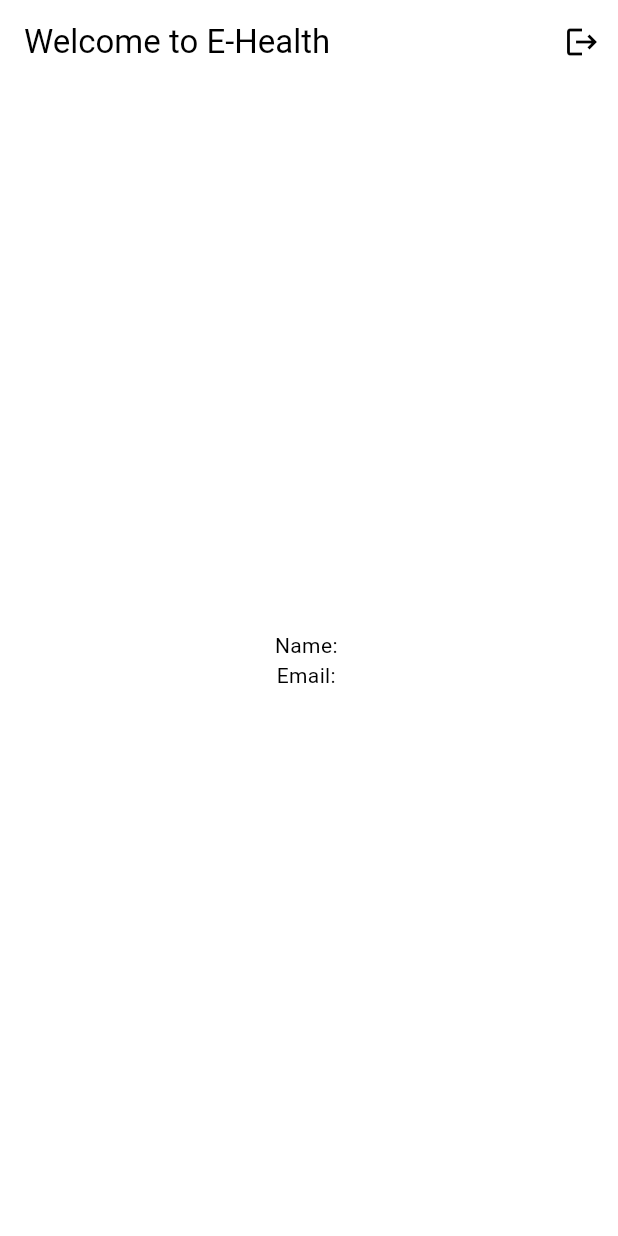
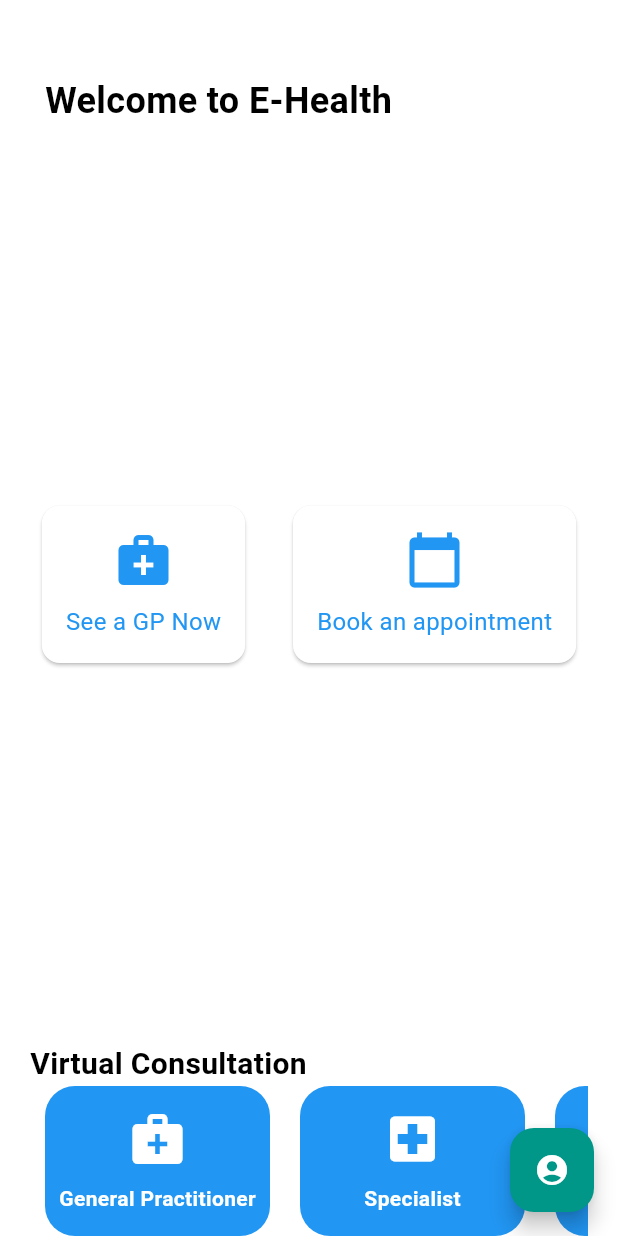
Before and after one commit to wimpzz/e_health, a Flutter app: the WelcomeScreenGoogle screen opened directly, on a phone screen of 412 x 824 dp. Run offline on Flutter 3.47's test engine with Material 3 defaults, Android fonts, the phone set to English and light mode, and no system bars; our stand-ins replace cloud_firestore, firebase_auth, firebase_core, google_sign_in; accounts and stored records are empty.

Commit message:
Initial Commit

```diff
--- a/lib/screens/welcome_google.dart
+++ b/lib/screens/welcome_google.dart
@@ -1,8 +1,7 @@
 import 'package:flutter/material.dart';
 import 'package:firebase_auth/firebase_auth.dart';
 import 'package:e_health/firebase_auth_service.dart';
-
-import 'login_screen.dart'; // Import your FirebaseAuthService file
+import 'login_screen.dart';
 
 class WelcomeScreenGoogle extends StatefulWidget {
   const WelcomeScreenGoogle({Key? key}) : super(key: key);
@@ -54,29 +53,160 @@ class _WelcomeScreenState extends State<WelcomeScreenGoogle> {
     }
   }
 
+  void _showUserDetails(BuildContext context) {
+    showModalBottomSheet(
+      context: context,
+      builder: (BuildContext context) {
+        return Container(
+          padding: EdgeInsets.all(16.0),
+          constraints: BoxConstraints(maxHeight: 200), // Set maximum height
+          child: Column(
+            mainAxisSize: MainAxisSize.min,
+            crossAxisAlignment: CrossAxisAlignment.start,
+            children: [
+              if (_photoURL != null)
+                CircleAvatar(backgroundImage: NetworkImage(_photoURL!)),
+              if (_displayName != null) Text('Name: $_displayName'),
+              if (_email != null) Text('Email: $_email'),
+              ElevatedButton(
+                onPressed: () => _signOut(context),
+                child: Text('Logout'),
+              ),
+            ],
+          ),
+        );
+      },
+    );
+  }
+
   @override
   Widget build(BuildContext context) {
     return Scaffold(
-      appBar: AppBar(
-        title: Text('Welcome to E-Health'),
-        actions: [
-          IconButton(
-            icon: Icon(Icons.logout),
-            onPressed: () => _signOut(context),
+      body: Column(
+        crossAxisAlignment: CrossAxisAlignment.stretch,
+        children: [
+          Padding(
+            padding: const EdgeInsets.fromLTRB(
+                30.0, 50.0, 30.0, 0), // Adjusted padding
+            child: Text(
+              'Welcome to E-Health',
+              style: TextStyle(fontSize: 24.0, fontWeight: FontWeight.bold),
+            ),
+          ),
+          Expanded(
+            child: Row(
+              mainAxisAlignment: MainAxisAlignment.spaceEvenly,
+              children: [
+                Card(
+                  child: InkWell(
+                    onTap: () {
+                      // Handle GP Now card tap
+                    },
+                    child: Padding(
+                      padding: const EdgeInsets.all(16.0),
+                      child: Column(
+                        mainAxisSize: MainAxisSize.min,
+                        children: [
+                          Icon(Icons.medical_services,
+                              size: 40, color: Colors.blue),
+                          SizedBox(height: 10),
+                          Text('See a GP Now',
+                              style:
+                                  TextStyle(fontSize: 16, color: Colors.blue)),
+                        ],
+                      ),
+                    ),
+                  ),
+                ),
+                Card(
+                  child: InkWell(
+                    onTap: () {
+                      // Handle Book an appointment card tap
+                    },
+                    child: Padding(
+                      padding: const EdgeInsets.all(16.0),
+                      child: Column(
+                        mainAxisSize: MainAxisSize.min,
+                        children: [
+                          Icon(Icons.calendar_today,
+                              size: 40, color: Colors.blue),
+                          SizedBox(height: 10),
+                          Text('Book an appointment',
+                              style:
+                                  TextStyle(fontSize: 16, color: Colors.blue)),
+                        ],
+                      ),
+                    ),
+                  ),
+                ),
+              ],
+            ),
+          ),
+          Padding(
+            padding: const EdgeInsets.symmetric(horizontal: 20.0),
+            child: Text(
+              'Virtual Consultation',
+              style: TextStyle(fontSize: 20.0, fontWeight: FontWeight.bold),
+            ),
+          ),
+          Padding(
+            padding: const EdgeInsets.symmetric(horizontal: 20.0),
+            child: Container(
+              height: 100, // Adjusted height
+              child: ListView(
+                scrollDirection: Axis.horizontal,
+                children: [
+                  SlidingCard(
+                      title: 'General Practitioner',
+                      icon: Icons.medical_services),
+                  SlidingCard(title: 'Specialist', icon: Icons.local_hospital),
+                  SlidingCard(title: 'Mental Health', icon: Icons.psychology),
+                  SlidingCard(title: 'Surgeon', icon: Icons.local_hospital),
+                ],
+              ),
+            ),
           ),
         ],
       ),
-      body: Center(
-        child: Column(
-          mainAxisAlignment: MainAxisAlignment.center,
-          children: [
-            if (_photoURL != null)
-              CircleAvatar(backgroundImage: NetworkImage(_photoURL!)),
-            if (_displayName != null) Text('Name: $_displayName'),
-            if (_email != null) Text('Email: $_email'),
-          ],
-        ),
+      floatingActionButton: FloatingActionButton(
+        onPressed: () => _showUserDetails(context),
+        tooltip: 'User Details',
+        child: Icon(Icons.account_circle),
       ),
     );
   }
 }
+
+class SlidingCard extends StatelessWidget {
+  final String title;
+  final IconData icon;
+
+  SlidingCard({required this.title, required this.icon});
+
+  @override
+  Widget build(BuildContext context) {
+    return Container(
+      width: 150,
+      margin: EdgeInsets.symmetric(horizontal: 10),
+      decoration: BoxDecoration(
+        color: Colors.blue,
+        borderRadius: BorderRadius.circular(20),
+      ),
+      child: Column(
+        mainAxisAlignment: MainAxisAlignment.center,
+        children: [
+          Icon(icon, size: 40, color: Colors.white),
+          SizedBox(height: 10),
+          Text(
+            title,
+            style: TextStyle(
+              fontSize: 14, // Adjusted font size
+              fontWeight: FontWeight.bold,
+              color: Colors.white,
+            ),
+          ),
+        ],
+      ),
+    );
+  }
+}
```
